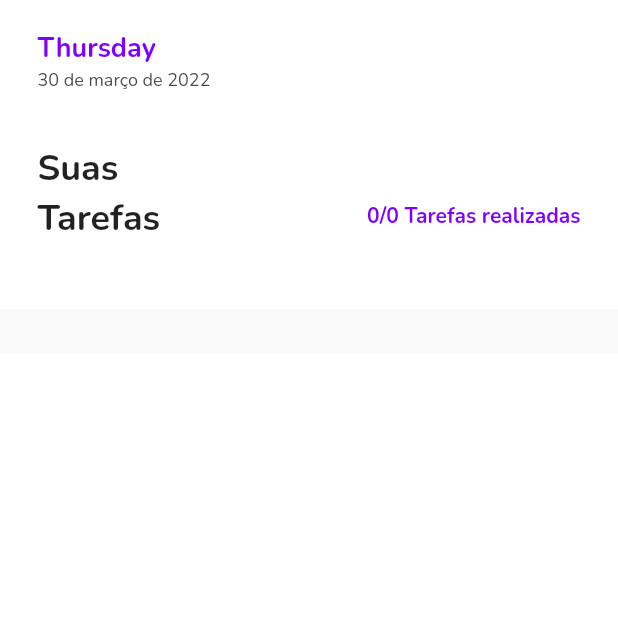
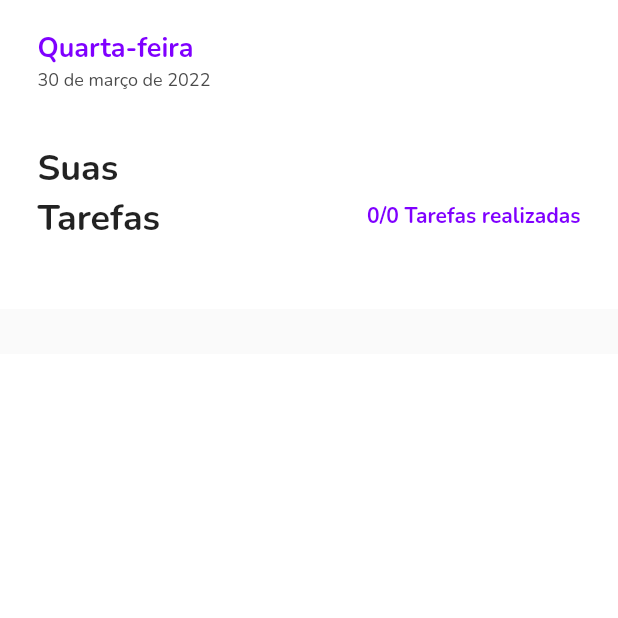
Before and after one commit to CarlosYanBezerraVieira/To_do_List, a Flutter app: the screen it shows after launch, on a phone screen of 412 x 824 dp, the top half of it. Run offline on Flutter 3.47's test engine with Material 2 defaults, Android fonts, the phone set to English and light mode, and no system bars; our stand-ins replace flutter_svg, get, google_fonts, sqflite; accounts and stored records are empty.

Commit message:
getWeekDay

```diff
--- a/lib/Shared/values/date_formatt.dart
+++ b/lib/Shared/values/date_formatt.dart
@@ -16,4 +16,25 @@ class DateFormatt {
   String getHour() {
     return DateFormat('HH:mm', 'pt_BR').format(DateTime.now());
   }
+
+  String getWeekDay(int weekday) {
+    switch (weekday) {
+      case DateTime.sunday:
+        return 'Domingo';
+      case DateTime.monday:
+        return 'Segunda';
+      case DateTime.tuesday:
+        return 'Terça-feira';
+      case DateTime.wednesday:
+        return 'Quarta-feira';
+      case DateTime.thursday:
+        return 'Quinta-feira';
+      case DateTime.friday:
+        return 'Sexta-feira';
+      case DateTime.saturday:
+        return 'Sábado';
+      default:
+        return 'Dia inválido';
+    }
+  }
 }
--- a/lib/modules/Home/widgets/header/home_header.dart
+++ b/lib/modules/Home/widgets/header/home_header.dart
@@ -9,6 +9,7 @@ class HomeHeader extends StatelessWidget {
   final HomeController controller;
   @override
   Widget build(BuildContext context) {
+    final DateTime currentDate = DateTime.now();
     return Material(
       color: Colors.white,
       child: SizedBox(
@@ -24,7 +25,7 @@ class HomeHeader extends StatelessWidget {
                   Column(
                     crossAxisAlignment: CrossAxisAlignment.start,
                     children: [
-                      Text("Thursday",
+                      Text(DateFormatt().getWeekDay(currentDate.weekday),
                           style: GoogleFonts.nunito(
                               fontWeight: FontWeight.bold,
                               fontSize: 18,
```
